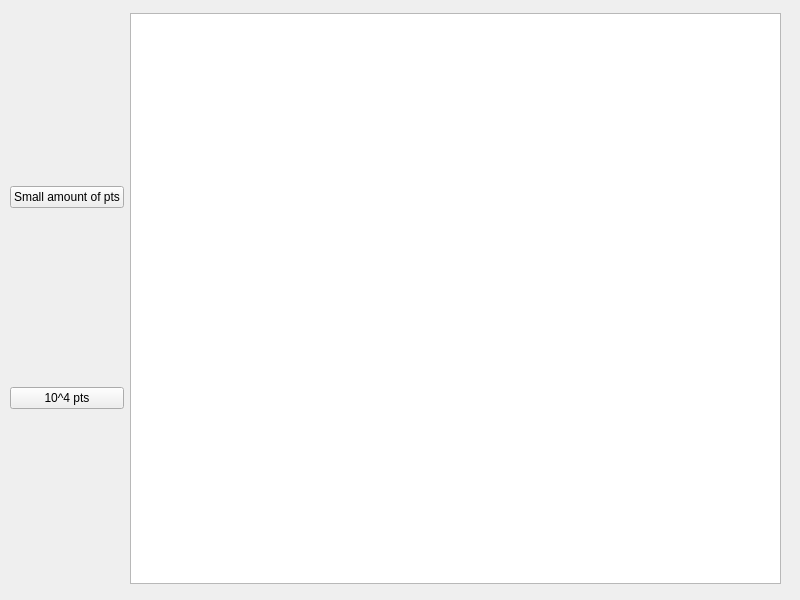
First picture: the form in Computational Geometry(Python)/SegmentIntersection/untitled.ui, repository ukitta555/University-Assignments, before the edit.
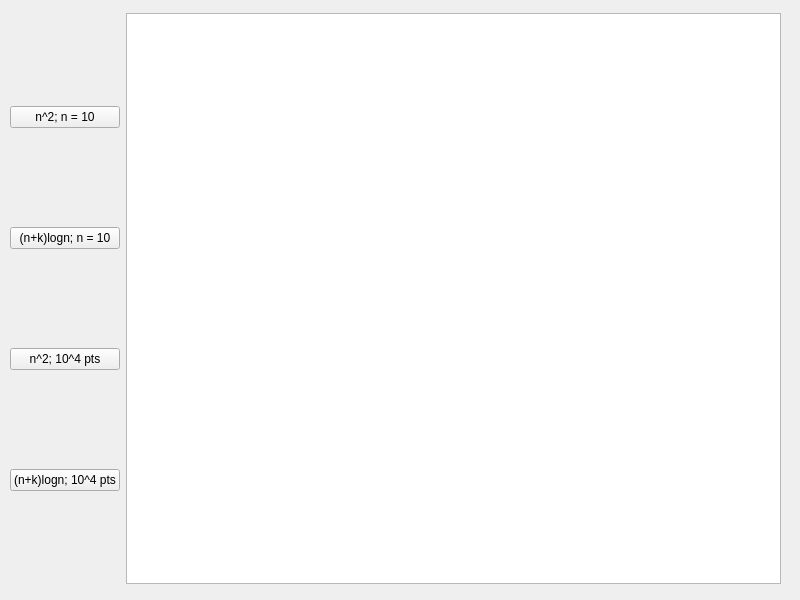
Second picture: the form after the edit.

Diff of the .ui file:
```diff
--- a/Computational Geometry(Python)/SegmentIntersection/untitled.ui
+++ b/Computational Geometry(Python)/SegmentIntersection/untitled.ui
@@ -14,7 +14,7 @@
    <string>MainWindow</string>
   </property>
   <widget class="QWidget" name="centralwidget">
-   <widget class="QWidget" name="">
+   <widget class="QWidget" name="layoutWidget">
     <property name="geometry">
      <rect>
       <x>10</x>
@@ -29,14 +29,28 @@
        <item>
         <widget class="QPushButton" name="CorrectnessTestButton">
          <property name="text">
-          <string>Small amount of pts</string>
+          <string>n^2; n = 10</string>
          </property>
         </widget>
        </item>
        <item>
         <widget class="QPushButton" name="PerformanceTestButton">
          <property name="text">
-          <string>10^4 pts</string>
+          <string>(n+k)logn; n = 10</string>
+         </property>
+        </widget>
+       </item>
+       <item>
+        <widget class="QPushButton" name="PerformanceTestButton_Slow">
+         <property name="text">
+          <string>n^2; 10^4 pts</string>
+         </property>
+        </widget>
+       </item>
+       <item>
+        <widget class="QPushButton" name="PerformanceTestButton_Fast">
+         <property name="text">
+          <string>(n+k)logn; 10^4 pts</string>
          </property>
         </widget>
        </item>
```
Left out of the diff: 7 changed lines with no effect on the pictures.
